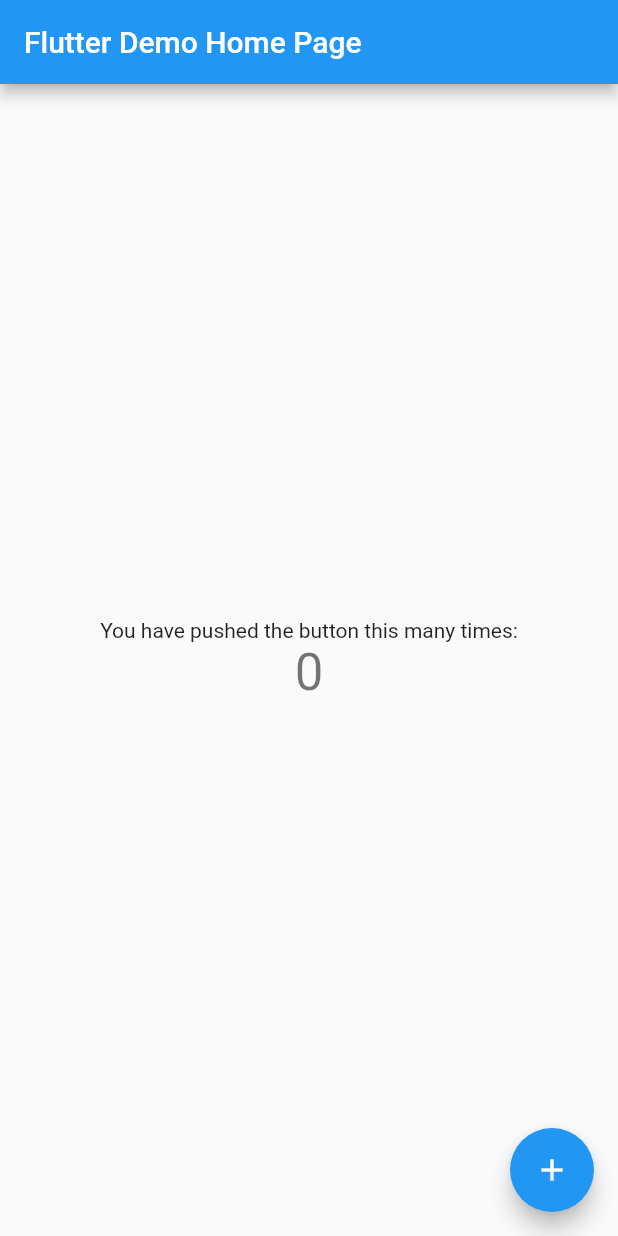
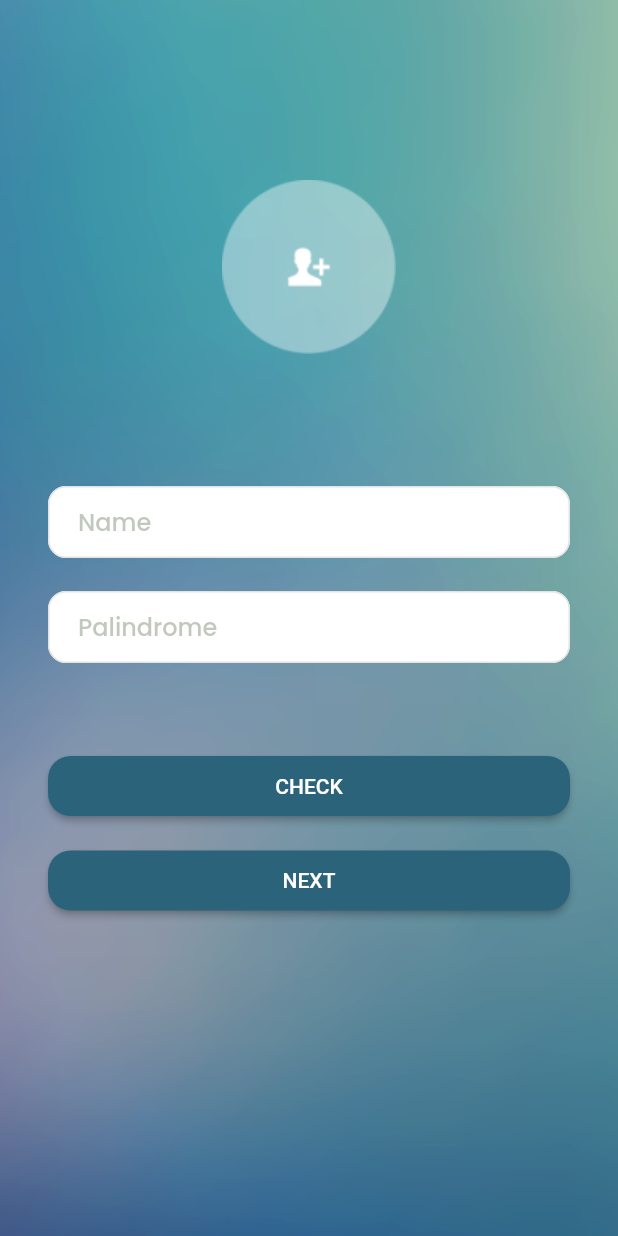
Before and after one commit to teguhap/suitmeda_test_mobile_apss, a Flutter app: the screen it shows after launch, on a phone screen of 412 x 824 dp. Run offline on Flutter 3.47's test engine with Material 2 defaults, Android fonts, the phone set to English and light mode, and no system bars; drawn by our look-alikes of keyboard_dismisser; our stand-ins replace google_fonts.

Commit message:
Done firstPage and crete seconPage

```diff
--- /dev/null
+++ b/lib/common/my_color.dart
@@ -0,0 +1,9 @@
+import 'package:flutter/widgets.dart';
+import 'package:flutter/material.dart';
+
+class MyColor {
+  static const blueButton = Color(0xff2B637B);
+  static const darkBlack = Color(0xff04021D);
+  static const hintTextColor = Color(0xff6867775C);
+  static const secondaryActive = Color(0xffE2E3E4);
+}
--- /dev/null
+++ b/lib/common/my_typography.dart
@@ -0,0 +1,19 @@
+import 'dart:ui';
+import 'package:google_fonts/google_fonts.dart';
+
+class MyTypography {
+  static final buttonText = GoogleFonts.poppins().copyWith(
+    fontSize: 14,
+    fontWeight: FontWeight.w500,
+  );
+
+  static final titleH3 = GoogleFonts.poppins().copyWith(
+    fontSize: 16,
+    fontWeight: FontWeight.w500,
+  );
+
+  static final titleH2 = GoogleFonts.poppins().copyWith(
+    fontSize: 18,
+    fontWeight: FontWeight.w500,
+  );
+}
--- a/lib/common/typography.dart
+++ /dev/null
@@ -1,2 +0,0 @@
-import 'dart:ui';
-import 'package:google_fonts/google_fonts.dart';
--- a/lib/main.dart
+++ b/lib/main.dart
@@ -1,4 +1,5 @@
 import 'package:flutter/material.dart';
+import 'package:suitmedia_test_app/pages/first_page.dart';
 
 void main() {
   runApp(const MyApp());
@@ -7,109 +8,11 @@
 class MyApp extends StatelessWidget {
   const MyApp({Key? key}) : super(key: key);
 
-  // This widget is the root of your application.
   @override
   Widget build(BuildContext context) {
     return MaterialApp(
-      title: 'Flutter Demo',
-      theme: ThemeData(
-        // This is the theme of your application.
-        //
-        // Try running your application with "flutter run". You'll see the
-        // application has a blue toolbar. Then, without quitting the app, try
-        // changing the primarySwatch below to Colors.green and then invoke
-        // "hot reload" (press "r" in the console where you ran "flutter run",
-        // or simply save your changes to "hot reload" in a Flutter IDE).
-        // Notice that the counter didn't reset back to zero; the application
-        // is not restarted.
-        primarySwatch: Colors.blue,
-      ),
-      home: const MyHomePage(title: 'Flutter Demo Home Page'),
+      home: FirstPage(),
+      debugShowCheckedModeBanner: false,
     );
   }
 }
-
-class MyHomePage extends StatefulWidget {
-  const MyHomePage({Key? key, required this.title}) : super(key: key);
-
-  // This widget is the home page of your application. It is stateful, meaning
-  // that it has a State object (defined below) that contains fields that affect
-  // how it looks.
-
-  // This class is the configuration for the state. It holds the values (in this
-  // case the title) provided by the parent (in this case the App widget) and
-  // used by the build method of the State. Fields in a Widget subclass are
-  // always marked "final".
-
-  final String title;
-
-  @override
-  State<MyHomePage> createState() => _MyHomePageState();
-}
-
-class _MyHomePageState extends State<MyHomePage> {
-  int _counter = 0;
-
-  void _incrementCounter() {
-    setState(() {
-      // This call to setState tells the Flutter framework that something has
-      // changed in this State, which causes it to rerun the build method below
-      // so that the display can reflect the updated values. If we changed
-      // _counter without calling setState(), then the build method would not be
-      // called again, and so nothing would appear to happen.
-      _counter++;
-    });
-  }
-
-  @override
-  Widget build(BuildContext context) {
-    // This method is rerun every time setState is called, for instance as done
-    // by the _incrementCounter method above.
-    //
-    // The Flutter framework has been optimized to make rerunning build methods
-    // fast, so that you can just rebuild anything that needs updating rather
-    // than having to individually change instances of widgets.
-    return Scaffold(
-      appBar: AppBar(
-        // Here we take the value from the MyHomePage object that was created by
-        // the App.build method, and use it to set our appbar title.
-        title: Text(widget.title),
-      ),
-      body: Center(
-        // Center is a layout widget. It takes a single child and positions it
-        // in the middle of the parent.
-        child: Column(
-          // Column is also a layout widget. It takes a list of children and
-          // arranges them vertically. By default, it sizes itself to fit its
-          // children horizontally, and tries to be as tall as its parent.
-          //
-          // Invoke "debug painting" (press "p" in the console, choose the
-          // "Toggle Debug Paint" action from the Flutter Inspector in Android
-          // Studio, or the "Toggle Debug Paint" command in Visual Studio Code)
-          // to see the wireframe for each widget.
-          //
-          // Column has various properties to control how it sizes itself and
-          // how it positions its children. Here we use mainAxisAlignment to
-          // center the children vertically; the main axis here is the vertical
-          // axis because Columns are vertical (the cross axis would be
-          // horizontal).
-          mainAxisAlignment: MainAxisAlignment.center,
-          children: <Widget>[
-            const Text(
-              'You have pushed the button this many times:',
-            ),
-            Text(
-              '$_counter',
-              style: Theme.of(context).textTheme.headline4,
-            ),
-          ],
-        ),
-      ),
-      floatingActionButton: FloatingActionButton(
-        onPressed: _incrementCounter,
-        tooltip: 'Increment',
-        child: const Icon(Icons.add),
-      ), // This trailing comma makes auto-formatting nicer for build methods.
-    );
-  }
-}
--- /dev/null
+++ b/lib/pages/first_page.dart
@@ -0,0 +1,118 @@
+import "package:flutter/material.dart";
+import 'package:suitmedia_test_app/widgets/my_button.dart';
+import 'package:suitmedia_test_app/widgets/my_textfield.dart';
+import 'package:keyboard_dismisser/keyboard_dismisser.dart';
+
+class FirstPage extends StatefulWidget {
+  const FirstPage({Key? key}) : super(key: key);
+
+  @override
+  State<FirstPage> createState() => _FirstPageState();
+}
+
+class _FirstPageState extends State<FirstPage> {
+  final TextEditingController nameController = TextEditingController();
+  final TextEditingController palindromeController = TextEditingController();
+  bool isPalindrome(String text) {
+    var pal = "";
+
+    for (var i = text.length - 1; i >= 0; i--) {
+      pal = pal + text[i];
+    }
+
+    if (pal == text) {
+      return true;
+    } else {
+      return false;
+    }
+  }
+
+  @override
+  Widget build(BuildContext context) {
+    return Scaffold(
+        body: SingleChildScrollView(
+      child: KeyboardDismisser(
+        gestures: [
+          GestureType.onTap,
+        ],
+        child: GestureDetector(
+          child: Container(
+            height: MediaQuery.of(context).size.height,
+            width: MediaQuery.of(context).size.width,
+            decoration: BoxDecoration(
+              image: DecorationImage(
+                  image: AssetImage("assets/background 1.png"),
+                  fit: BoxFit.cover),
+            ),
+            child: SafeArea(
+                child: Padding(
+              padding: const EdgeInsets.all(32),
+              child: Center(
+                  child: Column(
+                mainAxisAlignment: MainAxisAlignment.center,
+                children: [
+                  Expanded(
+                    flex: 2,
+                    child: Image(image: AssetImage("assets/ic_photo.png")),
+                  ),
+                  Expanded(
+                    child: Column(
+                      children: [
+                        MyTextField(
+                          text: 'Name',
+                          textController: nameController,
+                        ),
+                        SizedBox(
+                          height: 22,
+                        ),
+                        MyTextField(
+                          text: 'Palindrome',
+                          textController: palindromeController,
+                        ),
+                      ],
+                    ),
+                  ),
+                  SizedBox(
+                    height: 30,
+                  ),
+                  Expanded(
+                      flex: 2,
+                      child: Column(
+                        children: [
+                          MyButton(
+                              text: 'CHECK',
+                              onTap: () {
+                                var palindromeMsg = '';
+                                if (palindromeController.text.isNotEmpty) {
+                                  if (isPalindrome(palindromeController.text
+                                      .toLowerCase())) {
+                                    palindromeMsg = 'isPalindrome';
+                                  } else {
+                                    palindromeMsg = 'not palindrome';
+                                  }
+                                } else {
+                                  palindromeMsg = 'please input the text!';
+                                }
+
+                                palindromeController.clear();
+                                ScaffoldMessenger.of(context).showSnackBar(
+                                  SnackBar(
+                                    content: Text(palindromeMsg),
+                                  ),
+                                );
+                              }),
+                          SizedBox(
+                            height: 15,
+                          ),
+                          MyButton(text: 'NEXT', onTap: () {}),
+                        ],
+                      ))
+                ],
+              )),
+            )),
+          ),
+        ),
+      ),
+    ));
+  }
+}
--- /dev/null
+++ b/lib/widgets/my_button.dart
@@ -0,0 +1,28 @@
+import 'package:flutter/material.dart';
+import 'package:suitmedia_test_app/common/my_color.dart';
+
+class MyButton extends StatelessWidget {
+  final String text;
+  final Function()? onTap;
+
+  MyButton({required this.text, required this.onTap});
+  @override
+  Widget build(BuildContext context) {
+    return SizedBox(
+      width: double.infinity,
+      child: ElevatedButton(
+        style: ElevatedButton.styleFrom(
+          primary: MyColor.blueButton,
+          shape: RoundedRectangleBorder(
+            borderRadius: BorderRadius.circular(15),
+          ),
+        ),
+        child: Padding(
+          padding: const EdgeInsets.symmetric(vertical: 12),
+          child: Text(text),
+        ),
+        onPressed: onTap,
+      ),
+    );
+  }
+}
--- /dev/null
+++ b/lib/widgets/my_textfield.dart
@@ -0,0 +1,39 @@
+import 'package:flutter/material.dart';
+import 'package:google_fonts/google_fonts.dart';
+import 'package:suitmedia_test_app/common/my_color.dart';
+import 'package:suitmedia_test_app/common/my_typography.dart';
+
+class MyTextField extends StatelessWidget {
+  final String text;
+  final TextEditingController textController;
+
+  MyTextField({
+    required this.text,
+    required this.textController,
+  });
+  @override
+  Widget build(BuildContext context) {
+    return TextField(
+      controller: textController,
+      decoration: InputDecoration(
+        contentPadding: EdgeInsets.symmetric(horizontal: 20, vertical: 8),
+        fillColor: Colors.white,
+        filled: true,
+        hintText: text,
+        hintStyle: TextStyle(
+            color: MyColor.hintTextColor,
+            fontFamily: GoogleFonts.poppins().fontFamily,
+            fontWeight: FontWeight.w500,
+            fontSize: 16),
+        enabledBorder: OutlineInputBorder(
+          borderRadius: BorderRadius.circular(12),
+          borderSide: BorderSide(color: MyColor.secondaryActive),
+        ),
+        focusedBorder: OutlineInputBorder(
+          borderRadius: BorderRadius.circular(12),
+          borderSide: BorderSide(color: MyColor.secondaryActive),
+        ),
+      ),
+    );
+  }
+}
--- a/pubspec.yaml
+++ b/pubspec.yaml
@@ -31,6 +31,7 @@
     sdk: flutter
   cupertino_icons: ^1.0.2
   google_fonts: ^3.0.1
+  keyboard_dismisser: ^3.0.0
 
 dev_dependencies:
   flutter_test:
@@ -54,7 +55,8 @@
   uses-material-design: true
 
   # To add assets to your application, add an assets section, like this:
-  # assets:
+  assets:
+    - assets/
   #   - images/a_dot_burr.jpeg
   #   - images/a_dot_ham.jpeg
 
```
Also changed, not shown: assets/background 1.png (added), assets/ic_photo.png (added), pubspec.lock.
